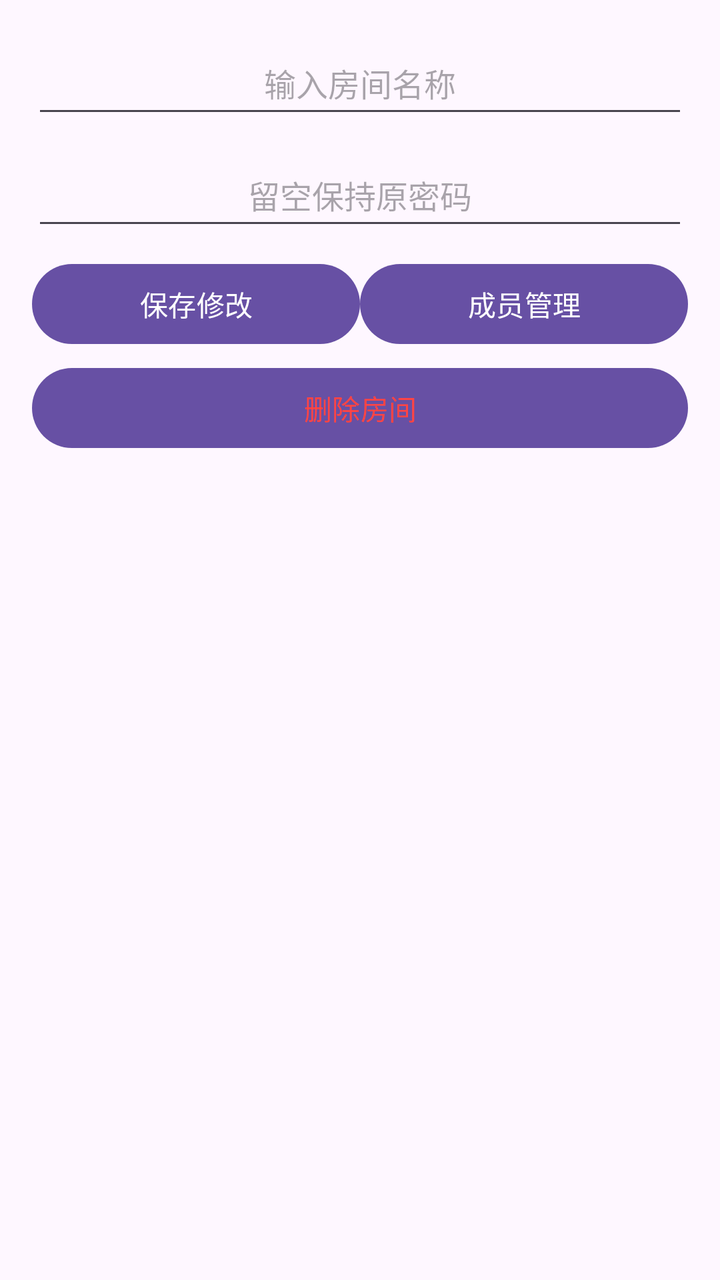
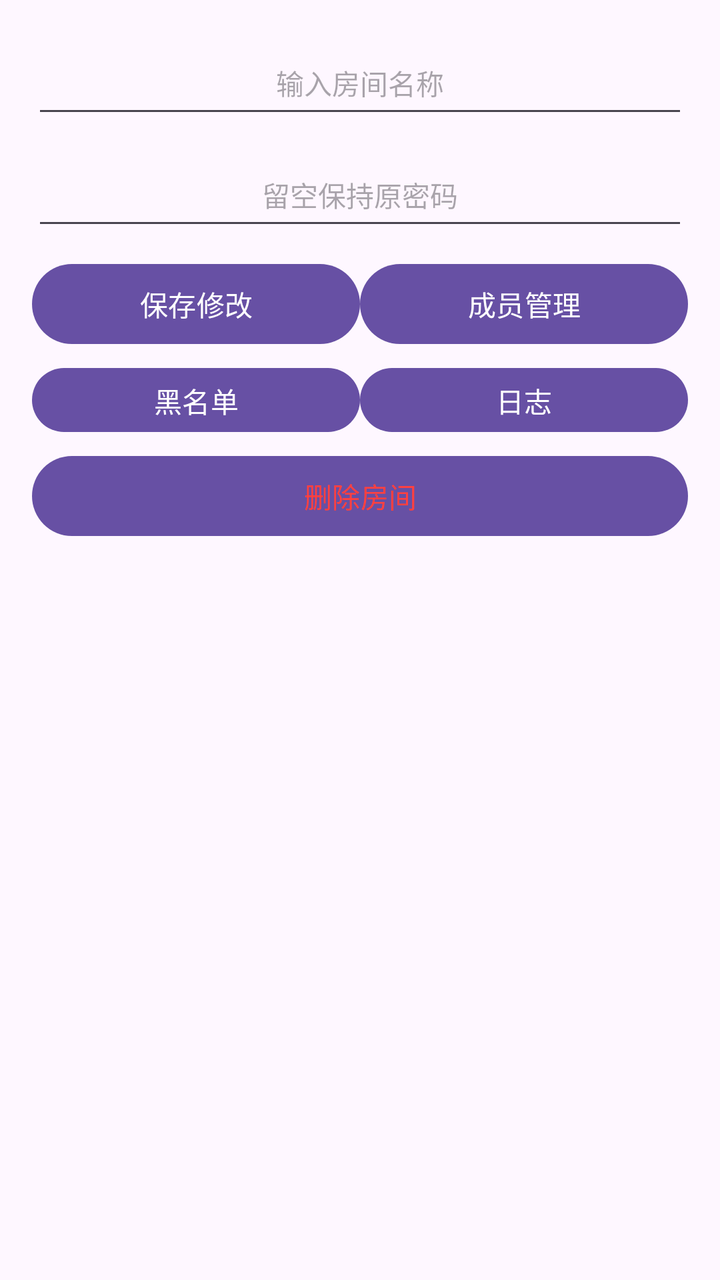

Screens rendered from an Android XML layout before and after an edit, with the pre-edit source and the edit as a unified diff.
<!-- AndroidManifest.xml: application theme Theme.Boss -->
<!-- res/layout/dialog_manage_room.xml -->
<?xml version="1.0" encoding="utf-8"?>
<ScrollView xmlns:android="http://schemas.android.com/apk/res/android"
    android:layout_width="match_parent"
    android:layout_height="match_parent"
    android:fillViewport="true">
    <LinearLayout
        android:layout_width="match_parent"
        android:layout_height="wrap_content"
        android:orientation="vertical"
        android:padding="16dp">

    <EditText
        android:id="@+id/manage_room_name"
        android:layout_width="match_parent"
        android:layout_height="48dp"
        android:hint="@string/room_name_hint_create"
        android:inputType="text"
        android:maxLength="10"
        android:gravity="center"
        android:textSize="16sp" />

    <EditText
        android:id="@+id/manage_room_password"
        android:layout_width="match_parent"
        android:layout_height="48dp"
        android:layout_marginTop="8dp"
        android:hint="@string/room_pwd_keep"
        android:inputType="textPassword"
        android:maxLength="20"
        android:gravity="center"
        android:textSize="16sp" />

    <LinearLayout
        android:layout_width="match_parent"
        android:layout_height="wrap_content"
        android:orientation="horizontal"
        android:layout_marginTop="8dp">

        <Button
            android:id="@+id/manage_room_save"
            android:layout_width="0dp"
            android:layout_weight="1"
            android:layout_height="48dp"
            android:text="@string/manage_room_save"
            android:textSize="14sp" />

        <Button
            android:id="@+id/manage_room_members"
            android:layout_width="0dp"
            android:layout_weight="1"
            android:layout_height="48dp"
            android:text="@string/manage_room_members_title"
            android:textSize="14sp" />
    </LinearLayout>

    <Button
        android:id="@+id/manage_room_delete"
        android:layout_width="match_parent"
        android:layout_height="48dp"
        android:layout_marginTop="4dp"
        android:text="@string/manage_room_delete"
        android:textColor="#FF4444"
        android:textSize="14sp" />

    </LinearLayout>
</ScrollView>
<!-- resources referenced by this layout -->
<resources>
  <string name="manage_room_delete">删除房间</string>
  <string name="manage_room_members_title">成员管理</string>
  <string name="manage_room_save">保存修改</string>
  <string name="room_name_hint_create">输入房间名称</string>
  <string name="room_pwd_keep">留空保持原密码</string>
  <style name="Theme.Boss" parent="Base.Theme.Boss" />
  <style name="Base.Theme.Boss" parent="Theme.Material3.DayNight.NoActionBar">
          
          
      </style>
</resources>

<!-- the commit's change to res/layout/dialog_manage_room.xml (unified diff, before → after) -->
@@ -17,7 +17,7 @@
         android:inputType="text"
         android:maxLength="10"
         android:gravity="center"
-        android:textSize="16sp" />
+        android:textSize="14sp" />
 
     <EditText
         android:id="@+id/manage_room_password"
@@ -28,7 +28,7 @@
         android:inputType="textPassword"
         android:maxLength="20"
         android:gravity="center"
-        android:textSize="16sp" />
+        android:textSize="14sp" />
 
     <LinearLayout
         android:layout_width="match_parent"
@@ -53,14 +53,37 @@
             android:textSize="14sp" />
     </LinearLayout>
 
-    <Button
-        android:id="@+id/manage_room_delete"
+    <LinearLayout
         android:layout_width="match_parent"
-        android:layout_height="48dp"
-        android:layout_marginTop="4dp"
-        android:text="@string/manage_room_delete"
-        android:textColor="#FF4444"
-        android:textSize="14sp" />
+        android:layout_height="wrap_content"
+        android:orientation="horizontal"
+        android:layout_marginTop="4dp">
+
+        <Button
+            android:id="@+id/manage_room_blacklist"
+            android:layout_width="0dp"
+            android:layout_weight="1"
+            android:layout_height="40dp"
+            android:text="@string/blacklist"
+            android:textSize="14sp" />
+
+        <Button
+            android:id="@+id/manage_room_logs"
+            android:layout_width="0dp"
+            android:layout_weight="1"
+            android:layout_height="40dp"
+            android:text="@string/logs_button"
+            android:textSize="14sp" />
+    </LinearLayout>
+
+        <Button
+            android:id="@+id/manage_room_delete"
+            android:layout_width="match_parent"
+            android:layout_height="48dp"
+            android:layout_marginTop="4dp"
+            android:text="@string/manage_room_delete"
+            android:textColor="#FF4040"
+            android:textSize="14sp" />
 
     </LinearLayout>
 </ScrollView>
<!-- resource entries referenced after the edit -->
@@ -1,5 +1,7 @@
 <!-- resources referenced by this layout -->
 <resources>
+  <string name="blacklist">黑名单</string>
+  <string name="logs_button">日志</string>
   <string name="manage_room_delete">删除房间</string>
   <string name="manage_room_members_title">成员管理</string>
   <string name="manage_room_save">保存修改</string>
